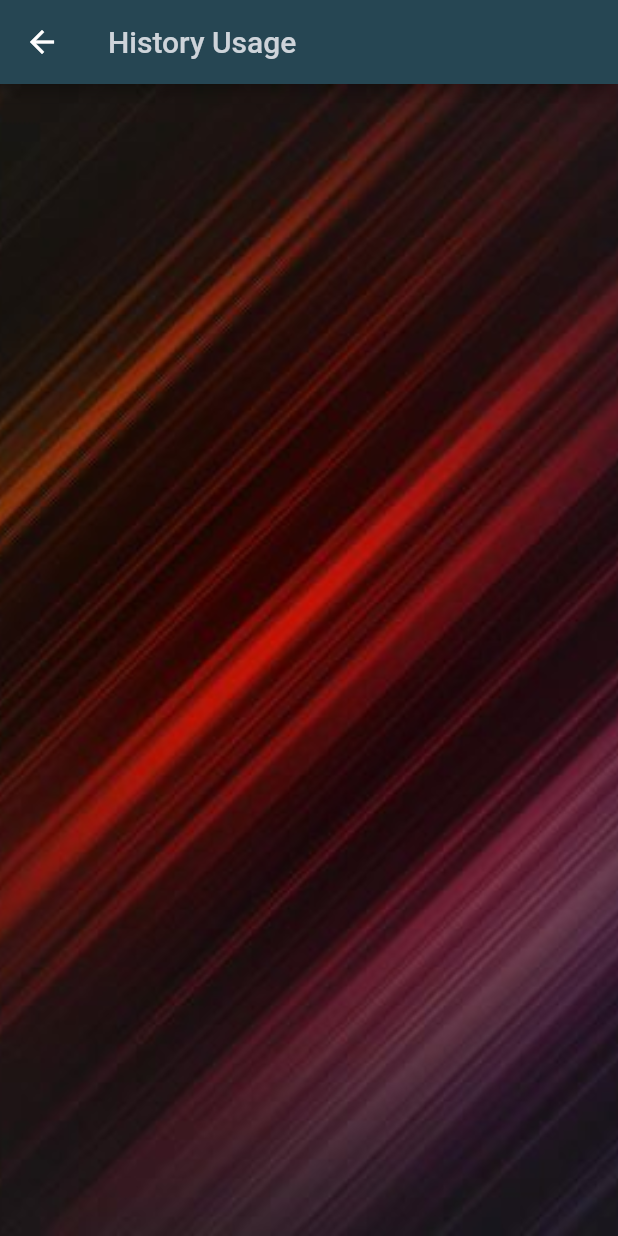
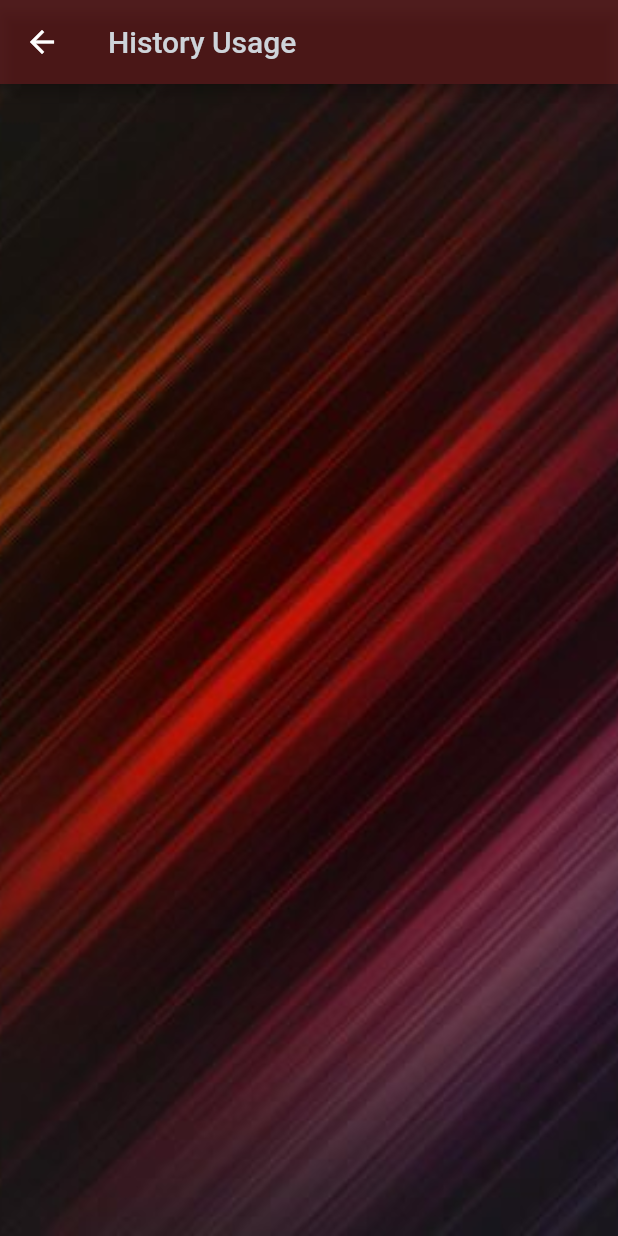
Before and after one commit to swenes/health_check_tx_FLUTTER, a Flutter app: the screen it shows after launch, after a tap on "HISTORY USAGE", on a phone screen of 412 x 824 dp. Run offline on Flutter 3.47's test engine with Material 2 defaults, Android fonts, the phone set to English and light mode, and no system bars; our stand-ins replace dio; missing offline and left inert: d_chart; network calls fail.

Commit message:
updated UI

```diff
--- a/lib/main.dart
+++ b/lib/main.dart
@@ -16,7 +16,7 @@ class MyApp extends StatelessWidget {
       debugShowCheckedModeBanner: false,
       theme: ThemeData(
           scaffoldBackgroundColor: Constants.scaffoldBG,
-          appBarTheme: AppBarTheme(color: Constants.darkBlue)),
+          appBarTheme: AppBarTheme(color: Constants.appBarColor, elevation: 4)),
       home: const Home(),
     );
   }
--- a/lib/screen/cpu_screen.dart
+++ b/lib/screen/cpu_screen.dart
@@ -135,11 +135,11 @@ class _CpuScreenState extends State<CpuScreen> {
                           case 'User':
                             return Colors.green;
                           case 'Nice':
-                            return Colors.orange;
+                            return Colors.black;
                           case 'System':
-                            return Colors.blue;
+                            return Colors.amber;
                           case 'Idle':
-                            return Colors.pink;
+                            return Colors.deepPurpleAccent;
                           default:
                             return Colors.red;
                         }
--- a/lib/screen/home.dart
+++ b/lib/screen/home.dart
@@ -2,11 +2,13 @@ import 'package:flutter/material.dart';
 import 'package:healthcheck_tx_api/screen/about_screen.dart';
 import 'package:healthcheck_tx_api/screen/cpu_ram_screen.dart';
 import 'package:healthcheck_tx_api/screen/history_screen.dart';
+import 'package:healthcheck_tx_api/service/service.dart';
 import 'package:healthcheck_tx_api/utils/constants.dart';
-import 'package:healthcheck_tx_api/widgets/createdAt.dart';
-import 'package:healthcheck_tx_api/widgets/platform_widget.dart';
-import 'package:healthcheck_tx_api/widgets/hostname_widget.dart';
-import 'package:healthcheck_tx_api/widgets/uptadetAt.dart';
+import 'package:healthcheck_tx_api/widgets/home_widgets/createdAt.dart';
+import 'package:healthcheck_tx_api/widgets/home_widgets/platform_widget.dart';
+import 'package:healthcheck_tx_api/widgets/home_widgets/hostname_widget.dart';
+import 'package:healthcheck_tx_api/widgets/home_widgets/uptadetAt.dart';
+import 'package:healthcheck_tx_api/widgets/home_widgets/uptime.dart';
 
 import '../widgets/itemWidget.dart';
 import 'load_balance.dart';
@@ -21,14 +23,123 @@ class Home extends StatefulWidget {
 class _HomeState extends State<Home> {
   @override
   Widget build(BuildContext context) {
+    Service.getTransactionModel();
     return Scaffold(
-      appBar: AppBar(
-        elevation: 5,
-        title: Padding(
-          padding: const EdgeInsets.only(top: 185.0, left: 7),
-          child: Text(
+      // appBar: AppBar(
+      //   elevation: 5,
+      //   title: Padding(
+      //     padding: const EdgeInsets.only(top: 185.0, left: 7),
+      //     child: Text(
+      //       "H E A L T H   C H E C K",
+      //       style: Theme.of(context).textTheme.headlineMedium?.copyWith(
+      //           color: Constants.scaffoldBG,
+      //           fontWeight: FontWeight.bold,
+      //           fontSize: 35,
+      //           shadows: [
+      //             BoxShadow(
+      //               blurRadius: 4,
+      //               color: Constants.buttonColor,
+      //               offset: const Offset(-3, 3),
+      //             ),
+      //           ]),
+      //     ),
+      //   ),
+      //   toolbarHeight: 230,
+      //   backgroundColor: Constants.darkBlue,
+      //   flexibleSpace: FlexibleSpaceBar(
+      //     background: Container(
+      //       color: Constants.darkBlue,
+      //       child: Padding(
+      //         padding: const EdgeInsets.only(
+      //           top: 40,
+      //           bottom: 60,
+      //           left: 20,
+      //           right: 20,
+      //         ),
+      //         child: Column(
+      //           mainAxisAlignment: MainAxisAlignment.spaceBetween,
+      //           children: [
+      //             Row(
+      //               children: [textReq('Hostname: '), const TextResHostname()],
+      //             ),
+      //             Row(
+      //               children: [textReq('Platform: '), const TextResPlatform()],
+      //             ), // sonuna cpu archı direkt $
+      //             //parametre olarak geç zaten 3 harf dönüyor x64 x32 vs
+      //             Row(
+      //               children: [textReq('Created At: '), TextResCreatedAt()],
+      //             ),
+      //             Row(
+      //               children: [
+      //                 textReq('Updated At: '),
+      //                 const TextResUpdatedAt()
+      //               ],
+      //             ),
+      //           ],
+      //         ),
+      //       ),
+      //     ),
+      //   ),
+      // ),
+      body: Container(
+        decoration: const BoxDecoration(
+          image: DecorationImage(
+            fit: BoxFit.cover,
+            image: AssetImage('assets/images/background.jpg'),
+          ),
+        ),
+        child: Column(
+          children: [
+            Container(
+              height: 265,
+              width: double.infinity,
+              decoration: const BoxDecoration(
+                image: DecorationImage(
+                  fit: BoxFit.cover,
+                  image: AssetImage('assets/images/darkbackground.jpg'),
+                ),
+              ),
+              child: Padding(
+                padding: const EdgeInsets.only(
+                    left: 20, right: 20, top: 50, bottom: 10),
+                child: Column(
+                  mainAxisAlignment: MainAxisAlignment.spaceBetween,
+                  children: [
+                    Row(
+                      children: [
+                        textReq('Hostname: '),
+                        const TextResHostname(),
+                      ],
+                    ),
+                    Row(
+                      children: [
+                        textReq('Platform: '),
+                        const TextResPlatform(),
+                      ],
+                    ), // sonuna cpu archı direkt $
+                    //parametre olarak geç zaten 3 harf dönüyor x64 x32 vs
+                    Row(
+                      children: [
+                        textReq('Created At: '),
+                        const TextResCreatedAt()
+                      ],
+                    ),
+                    Row(
+                      children: [
+                        textReq('Updated At: '),
+                        const TextResUpdatedAt()
+                      ],
+                    ),
+                    Row(
+                      children: [textReq('Uptime: '), const TextResUptime()],
+                    ),
+
+                    Text(
                       "H E A L T H   C H E C K",
-            style: Theme.of(context).textTheme.headlineMedium?.copyWith(
+                      style: Theme.of(context)
+                          .textTheme
+                          .headlineMedium
+                          ?.copyWith(
                               color: Constants.scaffoldBG,
                               fontWeight: FontWeight.bold,
                               fontSize: 35,
@@ -40,56 +151,12 @@ class _HomeState extends State<Home> {
                             ),
                           ]),
                     ),
-        ),
-        toolbarHeight: 230,
-        backgroundColor: Constants.darkBlue,
-        flexibleSpace: FlexibleSpaceBar(
-          background: Container(
-            color: Constants.darkBlue,
-            child: Padding(
-              padding: const EdgeInsets.only(
-                top: 40,
-                bottom: 60,
-                left: 20,
-                right: 20,
-              ),
-              child: Column(
-                mainAxisAlignment: MainAxisAlignment.spaceBetween,
-                children: [
-                  Row(
-                    children: [textReq('Hostname: '), const TextResHostname()],
-                  ),
-                  Row(
-                    children: [textReq('Platform: '), const TextResPlatform()],
-                  ), // sonuna cpu archı direkt $
-                  //parametre olarak geç zaten 3 harf dönüyor x64 x32 vs
-                  Row(
-                    children: [textReq('Created At: '), TextResCreatedAt()],
-                  ),
-                  Row(
-                    children: [
-                      textReq('Updated At: '),
-                      const TextResUpdatedAt()
-                    ],
-                  ),
                   ],
                 ),
               ),
             ),
-        ),
-      ),
-      body: Container(
-        decoration: const BoxDecoration(
-          image: DecorationImage(
-            fit: BoxFit.cover,
-            image: AssetImage('assets/images/background.jpg'),
-          ),
-        ),
-        child: Padding(
-          padding: const EdgeInsets.symmetric(horizontal: 30, vertical: 10),
-          child: Column(
-            children: [
             Row(
+              mainAxisAlignment: MainAxisAlignment.center,
               children: [
                 GestureDetector(
                   onTap: () {
@@ -125,6 +192,7 @@ class _HomeState extends State<Home> {
               ],
             ),
             Row(
+              mainAxisAlignment: MainAxisAlignment.center,
               children: [
                 GestureDetector(
                   onTap: () {
@@ -165,7 +233,6 @@ class _HomeState extends State<Home> {
           ],
         ),
       ),
-      ),
     );
   }
 
@@ -173,7 +240,7 @@ class _HomeState extends State<Home> {
     return Text(
       info,
       style: TextStyle(
-        color: Colors.teal.shade100,
+        color: Constants.textresreqColor,
         fontWeight: FontWeight.bold,
       ),
     );
--- a/lib/utils/constants.dart
+++ b/lib/utils/constants.dart
@@ -1,16 +1,17 @@
 import 'package:flutter/material.dart';
-import 'package:google_fonts/google_fonts.dart';
 
 class Constants {
-  static Color darkBlue = const Color(0XFF264653);
+  static Color darkBlue = const Color.fromARGB(255, 43, 72, 84);
   static Color darkRed = const Color.fromARGB(255, 159, 6, 6);
   static Color green = const Color(0XFF2a9d8f);
   static Color yellow = const Color(0XFFe9c46a);
   static Color orange = const Color(0XFFf4a261);
   static Color lightRed = const Color(0XFFe76f51);
   static Color scaffoldBG = const Color(0XFFced4da);
-  static Color brown = const Color.fromARGB(255, 187, 131, 99);
+  static Color brown = const Color.fromARGB(255, 255, 141, 26);
   static Color buttonColor = const Color.fromARGB(173, 255, 104, 17);
+  static Color textresreqColor = Colors.teal.shade300;
+  static Color appBarColor = const Color.fromARGB(226, 64, 6, 6);
 
   static final TextStyle titleStyle =
       TextStyle(color: scaffoldBG, fontSize: 24, fontWeight: FontWeight.w900);
--- a/lib/widgets/platform_widget.dart
+++ b/lib/widgets/home_widgets/createdAt.dart
@@ -1,16 +1,18 @@
+// ignore_for_file: file_names
+
 import 'package:flutter/material.dart';
 import 'package:healthcheck_tx_api/service/service.dart';
-import '../model/transaction_model.dart';
-import '../utils/constants.dart';
+import '../../model/transaction_model.dart';
+import '../../utils/constants.dart';
 
-class TextResPlatform extends StatefulWidget {
-  const TextResPlatform({super.key});
+class TextResCreatedAt extends StatefulWidget {
+  const TextResCreatedAt({super.key});
 
   @override
-  State<TextResPlatform> createState() => _TextResPlatformState();
+  State<TextResCreatedAt> createState() => _TextResCreatedAtState();
 }
 
-class _TextResPlatformState extends State<TextResPlatform> {
+class _TextResCreatedAtState extends State<TextResCreatedAt> {
   final Future<TransactionModel> transaction = Service.getTransactionModel();
 
   @override
@@ -21,16 +23,20 @@ class _TextResPlatformState extends State<TextResPlatform> {
         if (snapshot.hasData) {
           dynamic transactionData = snapshot.data;
           return Text(
-            transactionData.platform + ' ' + transactionData.kernelArch,
+            transactionData.createdAt,
             style: TextStyle(
               color: Constants.brown,
               fontWeight: FontWeight.w500,
             ),
           );
         } else if (snapshot.hasError) {
-          return const Text('Hata var');
+          return const Center(child: Text('Bir Hata Oluştu'));
         } else {
-          return const Center(child: CircularProgressIndicator());
+          return Center(
+              child: CircularProgressIndicator(
+            strokeWidth: 1,
+            color: Theme.of(context).errorColor,
+          ));
         }
       },
     );
--- a/lib/widgets/hostname_widget.dart
+++ b/lib/widgets/home_widgets/hostname_widget.dart
@@ -1,7 +1,7 @@
 import 'package:flutter/material.dart';
 import 'package:healthcheck_tx_api/service/service.dart';
-import '../model/transaction_model.dart';
-import '../utils/constants.dart';
+import '../../model/transaction_model.dart';
+import '../../utils/constants.dart';
 
 class TextResHostname extends StatefulWidget {
   const TextResHostname({super.key});
@@ -33,7 +33,11 @@ class _TextResHostnameState extends State<TextResHostname> {
         } else if (snapshot.hasError) {
           return const Text('Hata var');
         } else {
-          return const Center(child: CircularProgressIndicator());
+          return Center(
+              child: CircularProgressIndicator(
+            strokeWidth: 1,
+            color: Theme.of(context).errorColor,
+          ));
         }
       },
     );
--- a/lib/widgets/uptadetAt.dart
+++ b/lib/widgets/home_widgets/platform_widget.dart
@@ -1,16 +1,16 @@
 import 'package:flutter/material.dart';
 import 'package:healthcheck_tx_api/service/service.dart';
-import '../model/transaction_model.dart';
-import '../utils/constants.dart';
+import '../../model/transaction_model.dart';
+import '../../utils/constants.dart';
 
-class TextResUpdatedAt extends StatefulWidget {
-  const TextResUpdatedAt({super.key});
+class TextResPlatform extends StatefulWidget {
+  const TextResPlatform({super.key});
 
   @override
-  State<TextResUpdatedAt> createState() => _TextResUpdatedAtState();
+  State<TextResPlatform> createState() => _TextResPlatformState();
 }
 
-class _TextResUpdatedAtState extends State<TextResUpdatedAt> {
+class _TextResPlatformState extends State<TextResPlatform> {
   final Future<TransactionModel> transaction = Service.getTransactionModel();
 
   @override
@@ -21,7 +21,7 @@ class _TextResUpdatedAtState extends State<TextResUpdatedAt> {
         if (snapshot.hasData) {
           dynamic transactionData = snapshot.data;
           return Text(
-            transactionData.updatedAt,
+            transactionData.platform + ' ' + transactionData.kernelArch,
             style: TextStyle(
               color: Constants.brown,
               fontWeight: FontWeight.w500,
@@ -30,7 +30,11 @@ class _TextResUpdatedAtState extends State<TextResUpdatedAt> {
         } else if (snapshot.hasError) {
           return const Text('Hata var');
         } else {
-          return const Center(child: CircularProgressIndicator());
+          return Center(
+              child: CircularProgressIndicator(
+            strokeWidth: 1,
+            color: Theme.of(context).errorColor,
+          ));
         }
       },
     );
--- a/lib/widgets/createdAt.dart
+++ b/lib/widgets/home_widgets/uptadetAt.dart
@@ -1,16 +1,18 @@
+// ignore_for_file: file_names
+
 import 'package:flutter/material.dart';
 import 'package:healthcheck_tx_api/service/service.dart';
-import '../model/transaction_model.dart';
-import '../utils/constants.dart';
+import '../../model/transaction_model.dart';
+import '../../utils/constants.dart';
 
-class TextResCreatedAt extends StatefulWidget {
-  TextResCreatedAt({super.key});
+class TextResUpdatedAt extends StatefulWidget {
+  const TextResUpdatedAt({super.key});
 
   @override
-  State<TextResCreatedAt> createState() => _TextResCreatedAtState();
+  State<TextResUpdatedAt> createState() => _TextResUpdatedAtState();
 }
 
-class _TextResCreatedAtState extends State<TextResCreatedAt> {
+class _TextResUpdatedAtState extends State<TextResUpdatedAt> {
   final Future<TransactionModel> transaction = Service.getTransactionModel();
 
   @override
@@ -21,16 +23,20 @@ class _TextResCreatedAtState extends State<TextResCreatedAt> {
         if (snapshot.hasData) {
           dynamic transactionData = snapshot.data;
           return Text(
-            transactionData.createdAt,
+            transactionData.updatedAt,
             style: TextStyle(
               color: Constants.brown,
               fontWeight: FontWeight.w500,
             ),
           );
         } else if (snapshot.hasError) {
-          return const Center(child: Text('Bir Hata Oluştu'));
+          return const Text('Hata var');
         } else {
-          return const Center(child: CircularProgressIndicator());
+          return Center(
+              child: CircularProgressIndicator(
+            strokeWidth: 1,
+            color: Theme.of(context).errorColor,
+          ));
         }
       },
     );
--- /dev/null
+++ b/lib/widgets/home_widgets/uptime.dart
@@ -0,0 +1,52 @@
+import 'package:flutter/material.dart';
+import 'package:healthcheck_tx_api/service/service.dart';
+import '../../model/transaction_model.dart';
+import '../../utils/constants.dart';
+
+class TextResUptime extends StatefulWidget {
+  const TextResUptime({super.key});
+
+  @override
+  State<TextResUptime> createState() => _TextResUptimeState();
+}
+
+class _TextResUptimeState extends State<TextResUptime> {
+  final Future<TransactionModel> transaction = Service.getTransactionModel();
+
+  @override
+  Widget build(BuildContext context) {
+    return FutureBuilder<TransactionModel>(
+      future: transaction,
+      builder: (context, snapshot) {
+        if (snapshot.hasData) {
+          dynamic transactionData = snapshot.data;
+
+          int saniye = transactionData.uptime;
+          int gun = (saniye / 86400).floor();
+          saniye = saniye - (gun * 86400);
+          int saat = (saniye / 3600).floor();
+          saniye = saniye - (saat * 3600);
+          int dakika = (saniye / 60).floor();
+          saniye = saniye - (dakika * 60);
+          return Text(
+            gun == 0
+                ? '$saat Hours $dakika Minutes $saniye Seconds'
+                : '$gun Days $saat Hours $dakika Minutes $saniye Seconds',
+            style: TextStyle(
+              color: Constants.brown,
+              fontWeight: FontWeight.w500,
+            ),
+          );
+        } else if (snapshot.hasError) {
+          return const Text('Hata var');
+        } else {
+          return Center(
+              child: CircularProgressIndicator(
+            strokeWidth: 1,
+            color: Theme.of(context).errorColor,
+          ));
+        }
+      },
+    );
+  }
+}
--- a/lib/widgets/itemWidget.dart
+++ b/lib/widgets/itemWidget.dart
@@ -1,6 +1,6 @@
+// ignore_for_file: file_names
+
 import 'package:flutter/material.dart';
-
-import '../utils/constants.dart';
 
 class ItemWidget extends StatelessWidget {
   const ItemWidget({
--- a/lib/widgets/restartButton.dart
+++ b/lib/widgets/restartButton.dart
@@ -1,3 +1,5 @@
+// ignore_for_file: file_names
+
 import 'package:flutter/material.dart';
 
 import '../utils/constants.dart';
@@ -15,7 +17,7 @@ class RestartButton extends StatelessWidget {
   ) {
     return MaterialButton(
       shape: const StadiumBorder(),
-      color: Constants.darkBlue,
+      color: Constants.buttonColor,
       minWidth: 250,
       height: 50,
       onPressed: onTap,
```
Also changed, not shown: lib/screen/about_screen.dart (+12 -5 lines), lib/screen/cpu_ram_screen.dart (+3 -5 lines), lib/screen/ram_screen.dart (+21 -22 lines), assets/images/darkbackground.jpg (added). Lines whose indentation alone changed are shown as unchanged.
